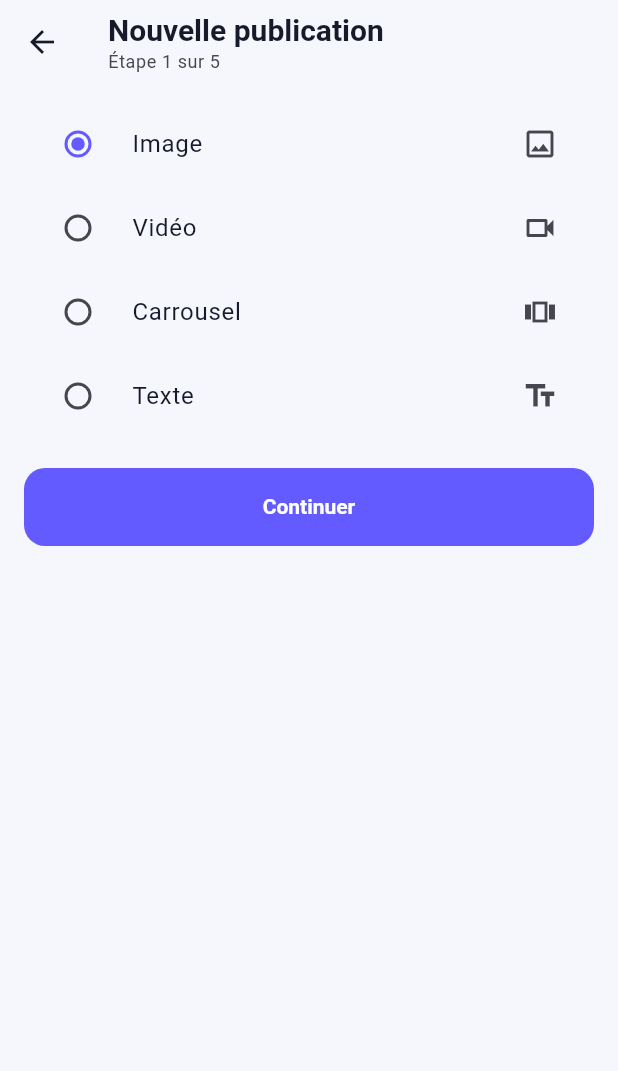
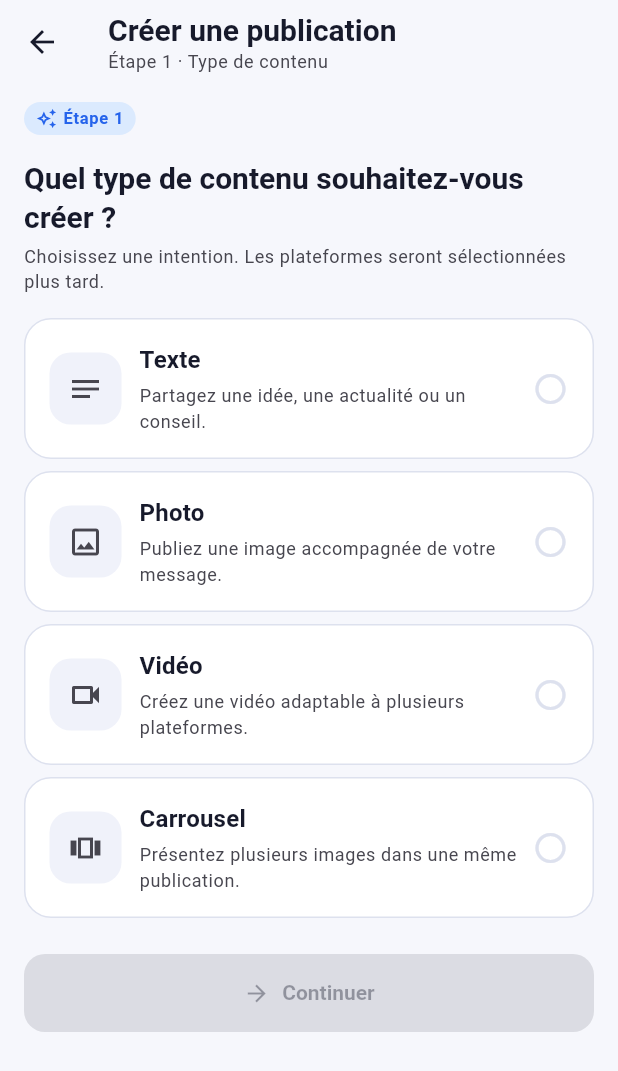
Before and after one commit to emmanuel-source/social-flow-ai-mobile, a Flutter app: the PostTypeScreen screen opened by its route, on a phone screen of 412 x 824 dp. Shown: the top 1071 px of the screen. Run offline on Flutter 3.47's test engine with Material 3 defaults, Android fonts, the phone set to English and light mode, and no system bars; our stand-ins replace app_links, cached_network_image, dio, fl_chart, flutter_cache_manager, flutter_image_compress and 4 more; accounts and stored records are empty.

Commit message:
feat: implement publication type selection [SFA-PUB-001]

```diff
--- a/lib/features/content/presentation/screens/post_type_screen.dart
+++ b/lib/features/content/presentation/screens/post_type_screen.dart
@@ -2,55 +2,204 @@ import 'package:flutter/material.dart';
 import 'package:flutter_riverpod/flutter_riverpod.dart';
 
 import '../../../../app/app_routes.dart';
+import '../../../../core/theme/app_radius.dart';
+import '../../../../core/theme/app_spacing.dart';
+import '../../../../shared/widgets/app_badge.dart';
+import '../../../../shared/widgets/app_buttons.dart';
+import '../../../../shared/widgets/app_card.dart';
 import '../../../../shared/widgets/feature_scaffold.dart';
+import '../../../../shared/widgets/section_header.dart';
 import '../../domain/entities/social_post.dart';
 import '../controllers/composer_controller.dart';
 
-class PostTypeScreen extends ConsumerWidget {
-  const PostTypeScreen({super.key});
+class PostTypeScreen extends ConsumerStatefulWidget {
+  const PostTypeScreen({this.onContinue, super.key});
+
+  final ValueChanged<PostType>? onContinue;
 
   @override
-  Widget build(BuildContext context, WidgetRef ref) {
-    final selected = ref.watch(composerControllerProvider).type;
-    final items = <(PostType, IconData, String)>[
-      (PostType.image, Icons.image_outlined, 'Image'),
-      (PostType.video, Icons.videocam_outlined, 'Vidéo'),
-      (PostType.carousel, Icons.view_carousel_outlined, 'Carrousel'),
-      (PostType.text, Icons.text_fields, 'Texte'),
-    ];
+  ConsumerState<PostTypeScreen> createState() => _PostTypeScreenState();
+}
+
+class _PostTypeScreenState extends ConsumerState<PostTypeScreen> {
+  PostType? _selectedType;
+
+  static const _options = <_PostTypeOption>[
+    _PostTypeOption(
+      type: PostType.text,
+      icon: Icons.notes_outlined,
+      title: 'Texte',
+      description: 'Partagez une idée, une actualité ou un conseil.',
+    ),
+    _PostTypeOption(
+      type: PostType.image,
+      icon: Icons.image_outlined,
+      title: 'Photo',
+      description: 'Publiez une image accompagnée de votre message.',
+    ),
+    _PostTypeOption(
+      type: PostType.video,
+      icon: Icons.videocam_outlined,
+      title: 'Vidéo',
+      description: 'Créez une vidéo adaptable à plusieurs plateformes.',
+    ),
+    _PostTypeOption(
+      type: PostType.carousel,
+      icon: Icons.view_carousel_outlined,
+      title: 'Carrousel',
+      description: 'Présentez plusieurs images dans une même publication.',
+    ),
+  ];
+
+  @override
+  Widget build(BuildContext context) {
     return FeatureScaffold(
-      title: 'Nouvelle publication',
-      subtitle: 'Étape 1 sur 5',
+      title: 'Créer une publication',
+      subtitle: 'Étape 1 · Type de contenu',
       body: Column(
         crossAxisAlignment: CrossAxisAlignment.stretch,
         children: [
-          RadioGroup<PostType>(
-            groupValue: selected,
-            onChanged: (value) {
-              if (value != null) {
-                ref.read(composerControllerProvider.notifier).setType(value);
-              }
-            },
-            child: Column(
-              children:
-                  items
-                      .map(
-                        (item) => RadioListTile<PostType>(
-                          value: item.$1,
-                          secondary: Icon(item.$2),
-                          title: Text(item.$3),
-                        ),
-                      )
-                      .toList(),
+          const Align(
+            alignment: Alignment.centerLeft,
+            child: AppBadge(
+              label: 'Étape 1',
+              icon: Icons.auto_awesome_outlined,
+              tone: AppBadgeTone.info,
             ),
           ),
-          const SizedBox(height: 20),
-          FilledButton(
-            onPressed: () => Navigator.pushNamed(context, AppRoutes.postMedia),
-            child: const Text('Continuer'),
+          const SizedBox(height: AppSpacing.lg),
+          Semantics(
+            header: true,
+            child: const SectionHeader(
+              title: 'Quel type de contenu souhaitez-vous créer ?',
+              subtitle:
+                  'Choisissez une intention. Les plateformes seront sélectionnées plus tard.',
+            ),
+          ),
+          const SizedBox(height: AppSpacing.lg),
+          for (var index = 0; index < _options.length; index++) ...[
+            _PostTypeCard(
+              option: _options[index],
+              selected: _selectedType == _options[index].type,
+              onTap: () => setState(() => _selectedType = _options[index].type),
+            ),
+            if (index < _options.length - 1)
+              const SizedBox(height: AppSpacing.sm),
+          ],
+          const SizedBox(height: AppSpacing.xxl),
+          AppPrimaryButton(
+            key: const Key('post-type-continue'),
+            label: 'Continuer',
+            icon: Icons.arrow_forward,
+            onPressed: _selectedType == null ? null : _continue,
           ),
         ],
       ),
     );
   }
+
+  void _continue() {
+    final selectedType = _selectedType;
+    if (selectedType == null) return;
+
+    ref.read(composerControllerProvider.notifier).setType(selectedType);
+    final onContinue = widget.onContinue;
+    if (onContinue != null) {
+      onContinue(selectedType);
+      return;
+    }
+    Navigator.pushNamed(context, AppRoutes.postMedia);
+  }
 }
+
+class _PostTypeCard extends StatelessWidget {
+  const _PostTypeCard({
+    required this.option,
+    required this.selected,
+    required this.onTap,
+  });
+
+  final _PostTypeOption option;
+  final bool selected;
+  final VoidCallback onTap;
+
+  @override
+  Widget build(BuildContext context) {
+    final scheme = Theme.of(context).colorScheme;
+    return Semantics(
+      key: Key('post-type-${option.type.name}'),
+      selected: selected,
+      child: AppCard(
+        onTap: onTap,
+        elevated: selected,
+        semanticLabel:
+            '${option.title}. ${option.description}${selected ? ' Sélectionné.' : ''}',
+        child: Row(
+          children: [
+            DecoratedBox(
+              decoration: BoxDecoration(
+                color:
+                    selected
+                        ? scheme.primaryContainer
+                        : scheme.surfaceContainerHighest,
+                borderRadius: AppRadius.control,
+              ),
+              child: Padding(
+                padding: const EdgeInsets.all(AppSpacing.md),
+                child: Icon(
+                  option.icon,
+                  color:
+                      selected
+                          ? scheme.onPrimaryContainer
+                          : scheme.onSurfaceVariant,
+                ),
+              ),
+            ),
+            const SizedBox(width: AppSpacing.md),
+            Expanded(
+              child: Column(
+                crossAxisAlignment: CrossAxisAlignment.start,
+                children: [
+                  Text(
+                    option.title,
+                    style: Theme.of(context).textTheme.titleMedium,
+                  ),
+                  const SizedBox(height: AppSpacing.xs),
+                  Text(
+                    option.description,
+                    style: Theme.of(context).textTheme.bodySmall?.copyWith(
+                      color: scheme.onSurfaceVariant,
+                    ),
+                  ),
+                ],
+              ),
+            ),
+            const SizedBox(width: AppSpacing.sm),
+            if (selected)
+              const AppBadge(
+                label: 'Sélectionné',
+                icon: Icons.check,
+                tone: AppBadgeTone.success,
+              )
+            else
+              Icon(Icons.radio_button_unchecked, color: scheme.outline),
+          ],
+        ),
+      ),
+    );
+  }
+}
+
+class _PostTypeOption {
+  const _PostTypeOption({
+    required this.type,
+    required this.icon,
+    required this.title,
+    required this.description,
+  });
+
+  final PostType type;
+  final IconData icon;
+  final String title;
+  final String description;
+}
```
Also changed, not shown: 1 other file.
